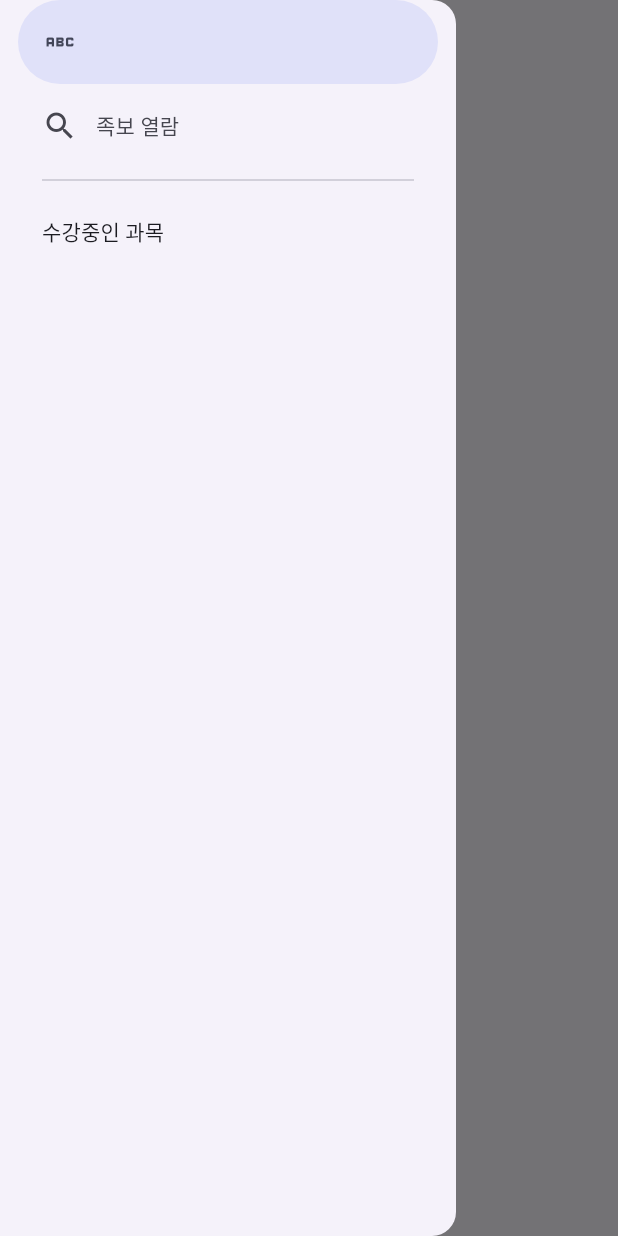
After one commit to sboh1214/zocbo, a Flutter app: the HomePage screen opened by its route, in the side drawer, after a tap on the "abc" icon, on a phone screen of 412 x 824 dp. The commit adds this screen. Run offline on Flutter 3.47's test engine with Material 2 defaults, Android fonts, the phone set to English and light mode, and no system bars; our stand-ins replace dio, equatable, firebase_core, go_router, webview_flutter; missing offline and left inert: webview_cookie_manager; accounts and stored records are empty.

Commit message:
feat: add drawer and 수강중인 과목

```diff
--- a/lib/home.dart
+++ b/lib/home.dart
@@ -2,7 +2,7 @@ import 'package:flutter/material.dart';
 import 'package:go_router/go_router.dart';
 import 'package:provider/provider.dart';
 import 'package:zocbo/pages/auth_page.dart';
-import 'package:zocbo/pages/search_page.dart';
+import 'package:zocbo/pages/home_page.dart';
 import 'package:zocbo/services/auth_service.dart';
 
 import 'services/info_service.dart';
@@ -27,7 +27,7 @@ class _HomeState extends State<Home> {
         routes: [
           GoRoute(
             path: '/',
-            builder: (context, state) => const SearchPage(),
+            builder: (context, state) => const HomePage(),
           ),
           GoRoute(
             path: '/auth',
--- a/lib/main.dart
+++ b/lib/main.dart
@@ -1,10 +1,7 @@
 import 'package:flutter/material.dart';
-import 'package:go_router/go_router.dart';
 import 'package:firebase_core/firebase_core.dart';
 import 'package:provider/provider.dart';
 import 'package:zocbo/home.dart';
-import 'package:zocbo/pages/auth_page.dart';
-import 'package:zocbo/pages/search_page.dart';
 import 'package:zocbo/services/info_service.dart';
 import 'firebase_options.dart';
 import 'services/auth_service.dart';
--- /dev/null
+++ b/lib/pages/home_page.dart
@@ -0,0 +1,74 @@
+import 'package:flutter/material.dart';
+import 'package:provider/provider.dart';
+import 'package:zocbo/models/lecture.dart';
+import 'package:zocbo/services/info_service.dart';
+
+class HomePage extends StatefulWidget {
+  const HomePage({super.key});
+
+  @override
+  State<HomePage> createState() => _HomePageState();
+}
+
+class _HomePageState extends State<HomePage> {
+  final GlobalKey<ScaffoldState> scaffoldKey = GlobalKey<ScaffoldState>();
+
+  int screenIndex = 0;
+  late bool showNavigationDrawer;
+
+  void handleScreenChanged(int selectedScreen) {
+    setState(() {
+      screenIndex = selectedScreen;
+    });
+  }
+
+  @override
+  Widget build(BuildContext context) {
+    final user = context.read<InfoService>().user;
+
+    return Scaffold(
+      key: scaffoldKey,
+      appBar: AppBar(
+        title: Text("프로그래밍 기초"),
+      ),
+      body: SafeArea(bottom: false, top: false, child: Text("data")),
+      drawer: NavigationDrawer(
+        onDestinationSelected: handleScreenChanged,
+        selectedIndex: screenIndex,
+        children: <Widget>[
+          NavigationDrawerDestination(
+            label: Text("${user.lastName}${user.firstName}"),
+            icon: const Icon(Icons.abc),
+          ),
+          const NavigationDrawerDestination(
+            label: Text("족보 열람"),
+            icon: Icon(Icons.search_outlined),
+            selectedIcon: Icon(Icons.search),
+          ),
+          const Padding(
+            padding: EdgeInsets.fromLTRB(28, 0, 28, 0),
+            child: Divider(),
+          ),
+          Padding(
+            padding: const EdgeInsets.fromLTRB(28, 16, 16, 10),
+            child: Text(
+              '수강중인 과목',
+              style: Theme.of(context).textTheme.titleSmall,
+            ),
+          ),
+          ...user.myTimetableLectures
+              .where((lecture) => lecture.year == 2023 && lecture.semester == 1)
+              .map(
+            (Lecture lecture) {
+              return NavigationDrawerDestination(
+                label: Text(lecture.title),
+                icon: const Icon(Icons.class_outlined),
+                selectedIcon: const Icon(Icons.class_),
+              );
+            },
+          ),
+        ],
+      ),
+    );
+  }
+}
```
Also changed, not shown: lib/pages/search_page.dart (deleted, +0 -47 lines).
